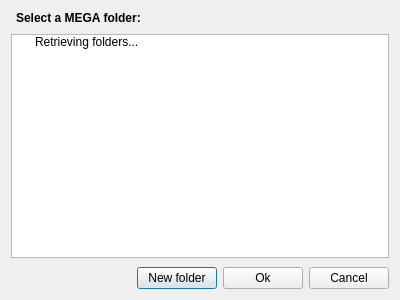
Above: Source/MEGASync/gui/NodeSelector.ui from meganz/MEGAsync before the change. Below: the same form after it.
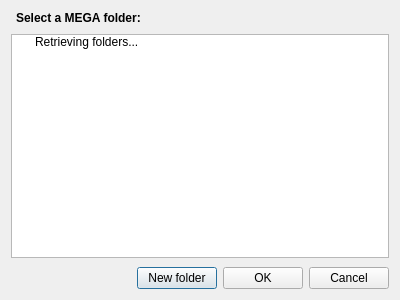
That is the form after the change.

The edit to the form file:
```diff
--- a/Source/MEGASync/gui/NodeSelector.ui
+++ b/Source/MEGASync/gui/NodeSelector.ui
@@ -97,7 +97,7 @@
       <item>
        <widget class="QPushButton" name="bOk">
         <property name="text">
-         <string>Ok</string>
+         <string>OK</string>
         </property>
        </widget>
       </item>
```
